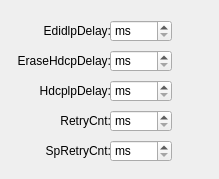
Old version of the form communicationsetting.ui in the repository HeartbreakSurvivor/DDCTool.
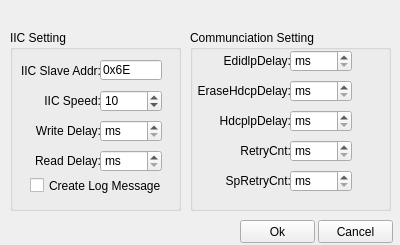
New version of the form.

Patch:
```diff
--- a/communicationsetting.ui
+++ b/communicationsetting.ui
@@ -6,115 +6,235 @@
    <rect>
     <x>0</x>
     <y>0</y>
-    <width>219</width>
-    <height>179</height>
+    <width>400</width>
+    <height>245</height>
    </rect>
   </property>
   <property name="windowTitle">
    <string>Communication Setting</string>
   </property>
-  <widget class="QSpinBox" name="spinBox_2">
-   <property name="geometry">
-    <rect>
-     <x>110</x>
-     <y>80</y>
-     <width>62</width>
-     <height>22</height>
-    </rect>
-   </property>
-   <property name="specialValueText">
-    <string>ms</string>
-   </property>
-   <property name="minimum">
-    <number>0</number>
-   </property>
-   <property name="maximum">
-    <number>100000</number>
-   </property>
-   <property name="value">
-    <number>0</number>
-   </property>
-   <property name="displayIntegerBase">
-    <number>10</number>
-   </property>
-  </widget>
-  <widget class="QSpinBox" name="spinBox_3">
-   <property name="geometry">
-    <rect>
-     <x>110</x>
-     <y>110</y>
-     <width>62</width>
-     <height>22</height>
-    </rect>
-   </property>
-   <property name="specialValueText">
-    <string>ms</string>
-   </property>
-   <property name="minimum">
-    <number>0</number>
-   </property>
-   <property name="maximum">
-    <number>100000</number>
-   </property>
-   <property name="value">
-    <number>0</number>
-   </property>
-   <property name="displayIntegerBase">
-    <number>10</number>
-   </property>
-  </widget>
-  <widget class="QLabel" name="label_3">
-   <property name="geometry">
-    <rect>
-     <x>20</x>
-     <y>80</y>
-     <width>91</width>
-     <height>21</height>
-    </rect>
-   </property>
-   <property name="text">
-    <string>HdcplpDelay:</string>
-   </property>
-   <property name="alignment">
-    <set>Qt::AlignRight|Qt::AlignTrailing|Qt::AlignVCenter</set>
-   </property>
-  </widget>
-  <widget class="QLabel" name="label_2">
+  <widget class="QGroupBox" name="groupBox">
    <property name="geometry">
     <rect>
      <x>10</x>
-     <y>50</y>
-     <width>101</width>
+     <y>30</y>
+     <width>171</width>
+     <height>181</height>
+    </rect>
+   </property>
+   <property name="title">
+    <string>IIC Setting</string>
+   </property>
+   <widget class="QSpinBox" name="spinBox_8">
+    <property name="geometry">
+     <rect>
+      <x>90</x>
+      <y>120</y>
+      <width>62</width>
+      <height>22</height>
+     </rect>
+    </property>
+    <property name="specialValueText">
+     <string>ms</string>
+    </property>
+    <property name="minimum">
+     <number>0</number>
+    </property>
+    <property name="maximum">
+     <number>100000</number>
+    </property>
+    <property name="value">
+     <number>0</number>
+    </property>
+    <property name="displayIntegerBase">
+     <number>10</number>
+    </property>
+   </widget>
+   <widget class="QSpinBox" name="spinBox">
+    <property name="geometry">
+     <rect>
+      <x>90</x>
+      <y>60</y>
+      <width>62</width>
+      <height>22</height>
+     </rect>
+    </property>
+    <property name="specialValueText">
+     <string>khz</string>
+    </property>
+    <property name="minimum">
+     <number>5</number>
+    </property>
+    <property name="maximum">
+     <number>400</number>
+    </property>
+    <property name="value">
+     <number>10</number>
+    </property>
+    <property name="displayIntegerBase">
+     <number>10</number>
+    </property>
+   </widget>
+   <widget class="QLabel" name="label_7">
+    <property name="geometry">
+     <rect>
+      <x>0</x>
+      <y>60</y>
+      <width>91</width>
      <height>21</height>
     </rect>
    </property>
    <property name="text">
-    <string>EraseHdcpDelay:</string>
+     <string>IIC Speed:</string>
    </property>
    <property name="alignment">
     <set>Qt::AlignRight|Qt::AlignTrailing|Qt::AlignVCenter</set>
    </property>
   </widget>
-  <widget class="QLabel" name="label">
+   <widget class="QLabel" name="label_8">
+    <property name="geometry">
+     <rect>
+      <x>0</x>
+      <y>120</y>
+      <width>91</width>
+      <height>21</height>
+     </rect>
+    </property>
+    <property name="text">
+     <string>Read Delay:</string>
+    </property>
+    <property name="alignment">
+     <set>Qt::AlignRight|Qt::AlignTrailing|Qt::AlignVCenter</set>
+    </property>
+   </widget>
+   <widget class="QSpinBox" name="spinBox_7">
+    <property name="geometry">
+     <rect>
+      <x>90</x>
+      <y>90</y>
+      <width>62</width>
+      <height>22</height>
+     </rect>
+    </property>
+    <property name="specialValueText">
+     <string>ms</string>
+    </property>
+    <property name="minimum">
+     <number>0</number>
+    </property>
+    <property name="maximum">
+     <number>100000</number>
+    </property>
+    <property name="value">
+     <number>0</number>
+    </property>
+    <property name="displayIntegerBase">
+     <number>10</number>
+    </property>
+   </widget>
+   <widget class="QLineEdit" name="lineEdit">
+    <property name="geometry">
+     <rect>
+      <x>90</x>
+      <y>30</y>
+      <width>62</width>
+      <height>20</height>
+     </rect>
+    </property>
+    <property name="text">
+     <string>0x6E</string>
+    </property>
+    <property name="placeholderText">
+     <string>Set</string>
+    </property>
+   </widget>
+   <widget class="QLabel" name="label_9">
+    <property name="geometry">
+     <rect>
+      <x>0</x>
+      <y>90</y>
+      <width>91</width>
+      <height>21</height>
+     </rect>
+    </property>
+    <property name="text">
+     <string>Write Delay:</string>
+    </property>
+    <property name="alignment">
+     <set>Qt::AlignRight|Qt::AlignTrailing|Qt::AlignVCenter</set>
+    </property>
+   </widget>
+   <widget class="QLabel" name="label_6">
+    <property name="geometry">
+     <rect>
+      <x>0</x>
+      <y>30</y>
+      <width>91</width>
+      <height>21</height>
+     </rect>
+    </property>
+    <property name="text">
+     <string>IIC Slave Addr:</string>
+    </property>
+    <property name="alignment">
+     <set>Qt::AlignRight|Qt::AlignTrailing|Qt::AlignVCenter</set>
+    </property>
+   </widget>
+   <widget class="QCheckBox" name="checkBox">
    <property name="geometry">
     <rect>
      <x>20</x>
+      <y>145</y>
+      <width>131</width>
+      <height>21</height>
+     </rect>
+    </property>
+    <property name="text">
+     <string>Create Log Message</string>
+    </property>
+   </widget>
+  </widget>
+  <widget class="QGroupBox" name="groupBox_2">
+   <property name="geometry">
+    <rect>
+     <x>190</x>
+     <y>30</y>
+     <width>201</width>
+     <height>181</height>
+    </rect>
+   </property>
+   <property name="title">
+    <string>Communciation Setting</string>
+   </property>
+   <widget class="QSpinBox" name="spinBox_6">
+    <property name="geometry">
+     <rect>
+      <x>100</x>
      <y>20</y>
-     <width>91</width>
-     <height>21</height>
-    </rect>
-   </property>
-   <property name="text">
-    <string>EdidlpDelay:</string>
-   </property>
-   <property name="alignment">
-    <set>Qt::AlignRight|Qt::AlignTrailing|Qt::AlignVCenter</set>
+      <width>62</width>
+      <height>22</height>
+     </rect>
+    </property>
+    <property name="specialValueText">
+     <string>ms</string>
+    </property>
+    <property name="minimum">
+     <number>0</number>
+    </property>
+    <property name="maximum">
+     <number>100000</number>
+    </property>
+    <property name="value">
+     <number>0</number>
+    </property>
+    <property name="displayIntegerBase">
+     <number>10</number>
    </property>
   </widget>
   <widget class="QLabel" name="label_4">
    <property name="geometry">
     <rect>
-     <x>20</x>
+      <x>10</x>
      <y>110</y>
      <width>91</width>
      <height>21</height>
@@ -127,10 +247,35 @@
     <set>Qt::AlignRight|Qt::AlignTrailing|Qt::AlignVCenter</set>
    </property>
   </widget>
+   <widget class="QSpinBox" name="spinBox_5">
+    <property name="geometry">
+     <rect>
+      <x>100</x>
+      <y>50</y>
+      <width>62</width>
+      <height>22</height>
+     </rect>
+    </property>
+    <property name="specialValueText">
+     <string>ms</string>
+    </property>
+    <property name="minimum">
+     <number>0</number>
+    </property>
+    <property name="maximum">
+     <number>100000</number>
+    </property>
+    <property name="value">
+     <number>0</number>
+    </property>
+    <property name="displayIntegerBase">
+     <number>10</number>
+    </property>
+   </widget>
   <widget class="QSpinBox" name="spinBox_4">
    <property name="geometry">
     <rect>
-     <x>110</x>
+      <x>100</x>
      <y>140</y>
      <width>62</width>
      <height>22</height>
@@ -152,10 +297,26 @@
     <number>10</number>
    </property>
   </widget>
+   <widget class="QLabel" name="label_2">
+    <property name="geometry">
+     <rect>
+      <x>0</x>
+      <y>50</y>
+      <width>101</width>
+      <height>21</height>
+     </rect>
+    </property>
+    <property name="text">
+     <string>EraseHdcpDelay:</string>
+    </property>
+    <property name="alignment">
+     <set>Qt::AlignRight|Qt::AlignTrailing|Qt::AlignVCenter</set>
+    </property>
+   </widget>
   <widget class="QLabel" name="label_5">
    <property name="geometry">
     <rect>
-     <x>20</x>
+      <x>10</x>
      <y>140</y>
      <width>91</width>
      <height>21</height>
@@ -168,36 +329,27 @@
     <set>Qt::AlignRight|Qt::AlignTrailing|Qt::AlignVCenter</set>
    </property>
   </widget>
-  <widget class="QSpinBox" name="spinBox_5">
+   <widget class="QLabel" name="label">
    <property name="geometry">
     <rect>
-     <x>110</x>
-     <y>50</y>
-     <width>62</width>
-     <height>22</height>
-    </rect>
-   </property>
-   <property name="specialValueText">
-    <string>ms</string>
-   </property>
-   <property name="minimum">
-    <number>0</number>
-   </property>
-   <property name="maximum">
-    <number>100000</number>
-   </property>
-   <property name="value">
-    <number>0</number>
-   </property>
-   <property name="displayIntegerBase">
-    <number>10</number>
-   </property>
-  </widget>
-  <widget class="QSpinBox" name="spinBox_6">
-   <property name="geometry">
-    <rect>
-     <x>110</x>
+      <x>10</x>
      <y>20</y>
+      <width>91</width>
+      <height>21</height>
+     </rect>
+    </property>
+    <property name="text">
+     <string>EdidlpDelay:</string>
+    </property>
+    <property name="alignment">
+     <set>Qt::AlignRight|Qt::AlignTrailing|Qt::AlignVCenter</set>
+    </property>
+   </widget>
+   <widget class="QSpinBox" name="spinBox_2">
+    <property name="geometry">
+     <rect>
+      <x>100</x>
+      <y>80</y>
      <width>62</width>
      <height>22</height>
     </rect>
@@ -216,6 +368,74 @@
    </property>
    <property name="displayIntegerBase">
     <number>10</number>
+    </property>
+   </widget>
+   <widget class="QSpinBox" name="spinBox_3">
+    <property name="geometry">
+     <rect>
+      <x>100</x>
+      <y>110</y>
+      <width>62</width>
+      <height>22</height>
+     </rect>
+    </property>
+    <property name="specialValueText">
+     <string>ms</string>
+    </property>
+    <property name="minimum">
+     <number>0</number>
+    </property>
+    <property name="maximum">
+     <number>100000</number>
+    </property>
+    <property name="value">
+     <number>0</number>
+    </property>
+    <property name="displayIntegerBase">
+     <number>10</number>
+    </property>
+   </widget>
+   <widget class="QLabel" name="label_3">
+    <property name="geometry">
+     <rect>
+      <x>10</x>
+      <y>80</y>
+      <width>91</width>
+      <height>21</height>
+     </rect>
+    </property>
+    <property name="text">
+     <string>HdcplpDelay:</string>
+    </property>
+    <property name="alignment">
+     <set>Qt::AlignRight|Qt::AlignTrailing|Qt::AlignVCenter</set>
+    </property>
+   </widget>
+  </widget>
+  <widget class="QPushButton" name="pushButton">
+   <property name="geometry">
+    <rect>
+     <x>240</x>
+     <y>220</y>
+     <width>75</width>
+     <height>23</height>
+    </rect>
+   </property>
+   <property name="text">
+    <string>Ok</string>
+   </property>
+  </widget>
+  <widget class="QPushButton" name="pushButton_2">
+   <property name="geometry">
+    <rect>
+     <x>318</x>
+     <y>220</y>
+     <width>75</width>
+     <height>23</height>
+    </rect>
+   </property>
+   <property name="text">
+    <string>Cancel</string>
    </property>
   </widget>
  </widget>
```
Left out of the diff: 6 changed lines with no effect on the pictures. Lines whose indentation alone changed are shown as unchanged.
